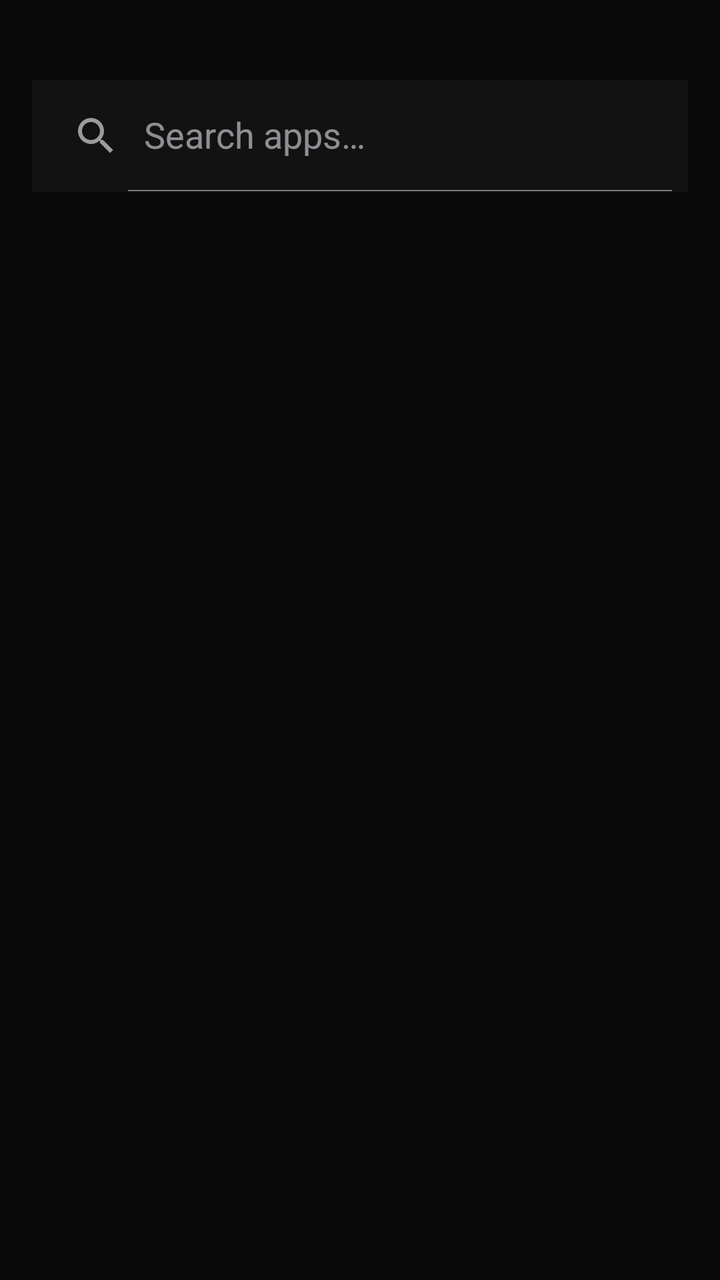
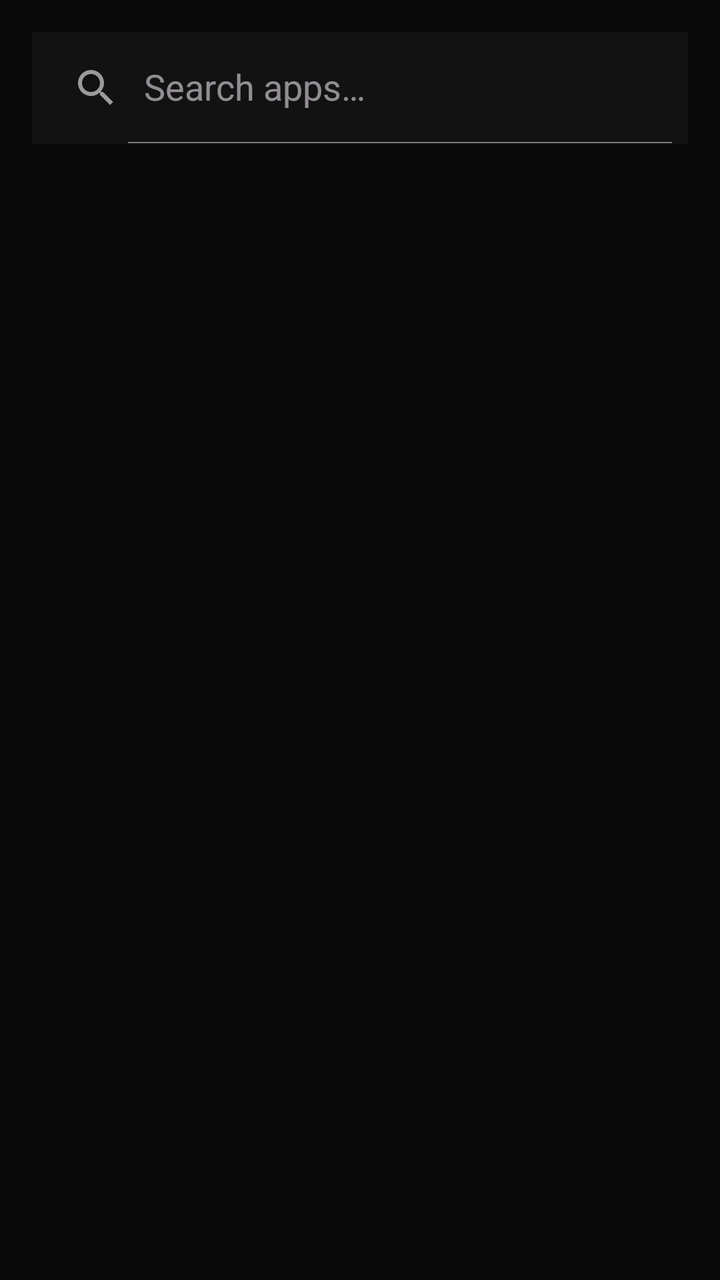

Compare the two renders of this Android layout. The source of the first and the diff that turns it into the second are given below.
<!-- AndroidManifest.xml: activity theme Theme.MinimalistLauncher -->
<!-- res/layout/activity_app_list.xml -->
<?xml version="1.0" encoding="utf-8"?>
<androidx.constraintlayout.widget.ConstraintLayout 
    xmlns:android="http://schemas.android.com/apk/res/android"
    xmlns:app="http://schemas.android.com/apk/res-auto"
    android:id="@+id/app_list_root"
    android:layout_width="match_parent"
    android:layout_height="match_parent"
    android:fitsSystemWindows="false">

    
    <androidx.appcompat.widget.SearchView
        android:id="@+id/search_view"
        android:layout_width="0dp"
        android:layout_height="@dimen/search_bar_height"
        android:layout_marginStart="@dimen/search_bar_margin"
        android:layout_marginTop="40dp"
        android:layout_marginEnd="@dimen/search_bar_margin"
        android:background="@color/gray_900"
        app:queryHint="@string/search_apps"
        app:iconifiedByDefault="false"
        app:layout_constraintTop_toTopOf="parent"
        app:layout_constraintStart_toStartOf="parent"
        app:layout_constraintEnd_toEndOf="parent" />

    
    <androidx.recyclerview.widget.RecyclerView
        android:id="@+id/apps_recycler_view"
        android:layout_width="0dp"
        android:layout_height="0dp"
        android:paddingTop="@dimen/spacing_tiny"
        android:paddingBottom="@dimen/spacing_medium"
        android:clipToPadding="false"
        app:layout_constraintTop_toBottomOf="@id/search_view"
        app:layout_constraintBottom_toBottomOf="parent"
        app:layout_constraintStart_toStartOf="parent"
        app:layout_constraintEnd_toEndOf="parent" />

    
    <TextView
        android:id="@+id/empty_state_text"
        android:layout_width="wrap_content"
        android:layout_height="wrap_content"
        android:text="@string/no_apps_found"
        android:textSize="@dimen/text_size_body"
        android:visibility="gone"
        app:layout_constraintTop_toTopOf="parent"
        app:layout_constraintBottom_toBottomOf="parent"
        app:layout_constraintStart_toStartOf="parent"
        app:layout_constraintEnd_toEndOf="parent" />

</androidx.constraintlayout.widget.ConstraintLayout>
<!-- resources referenced by this layout -->
<resources>
  <color name="gray_900">#121212</color>
  <dimen name="search_bar_height">56dp</dimen>
  <dimen name="search_bar_margin">16dp</dimen>
  <dimen name="spacing_medium">12dp</dimen>
  <dimen name="spacing_tiny">6dp</dimen>
  <dimen name="text_size_body">16sp</dimen>
  <string name="no_apps_found">No apps found</string>
  <string name="search_apps">Search apps…</string>
  <style name="Theme.MinimalistLauncher" parent="Theme.Material3.Dark.NoActionBar">
          
          <item name="colorPrimary">@color/gray_800</item>
          <item name="colorPrimaryVariant">@color/gray_900</item>
          <item name="colorOnPrimary">@color/gray_100</item>
          
          
          <item name="colorSecondary">@color/gray_600</item>
          <item name="colorSecondaryVariant">@color/gray_700</item>
          <item name="colorOnSecondary">@color/gray_100</item>
          
          
          <item name="android:colorBackground">@color/gray_950</item>
          <item name="colorSurface">@color/gray_900</item>
          <item name="colorOnBackground">@color/gray_100</item>
          <item name="colorOnSurface">@color/gray_200</item>
          
          
          <item name="android:statusBarColor">@color/gray_950</item>
          <item name="android:windowLightStatusBar">false</item>
          
          
          <item name="android:windowBackground">@color/gray_950</item>
          
          
          <item name="android:textColorPrimary">@color/gray_100</item>
          <item name="android:textColorSecondary">@color/gray_400</item>
      </style>
  <color name="gray_800">#1E1E1E</color>
  <color name="gray_100">#E8E8E8</color>
  <color name="gray_600">#3D3D3D</color>
  <color name="gray_700">#2D2D2D</color>
  <color name="gray_950">#0A0A0A</color>
  <color name="gray_200">#D4D4D4</color>
  <color name="gray_400">#9B9B9B</color>
</resources>

<!-- the commit's change to res/layout/activity_app_list.xml (unified diff, before → after) -->
@@ -13,7 +13,7 @@
         android:layout_width="0dp"
         android:layout_height="@dimen/search_bar_height"
         android:layout_marginStart="@dimen/search_bar_margin"
-        android:layout_marginTop="40dp"
+        android:layout_marginTop="@dimen/spacing_large"
         android:layout_marginEnd="@dimen/search_bar_margin"
         android:background="@color/gray_900"
         app:queryHint="@string/search_apps"
<!-- resource entries referenced after the edit -->
@@ -3,6 +3,7 @@
   <color name="gray_900">#121212</color>
   <dimen name="search_bar_height">56dp</dimen>
   <dimen name="search_bar_margin">16dp</dimen>
+  <dimen name="spacing_large">16dp</dimen>
   <dimen name="spacing_medium">12dp</dimen>
   <dimen name="spacing_tiny">6dp</dimen>
   <dimen name="text_size_body">16sp</dimen>
